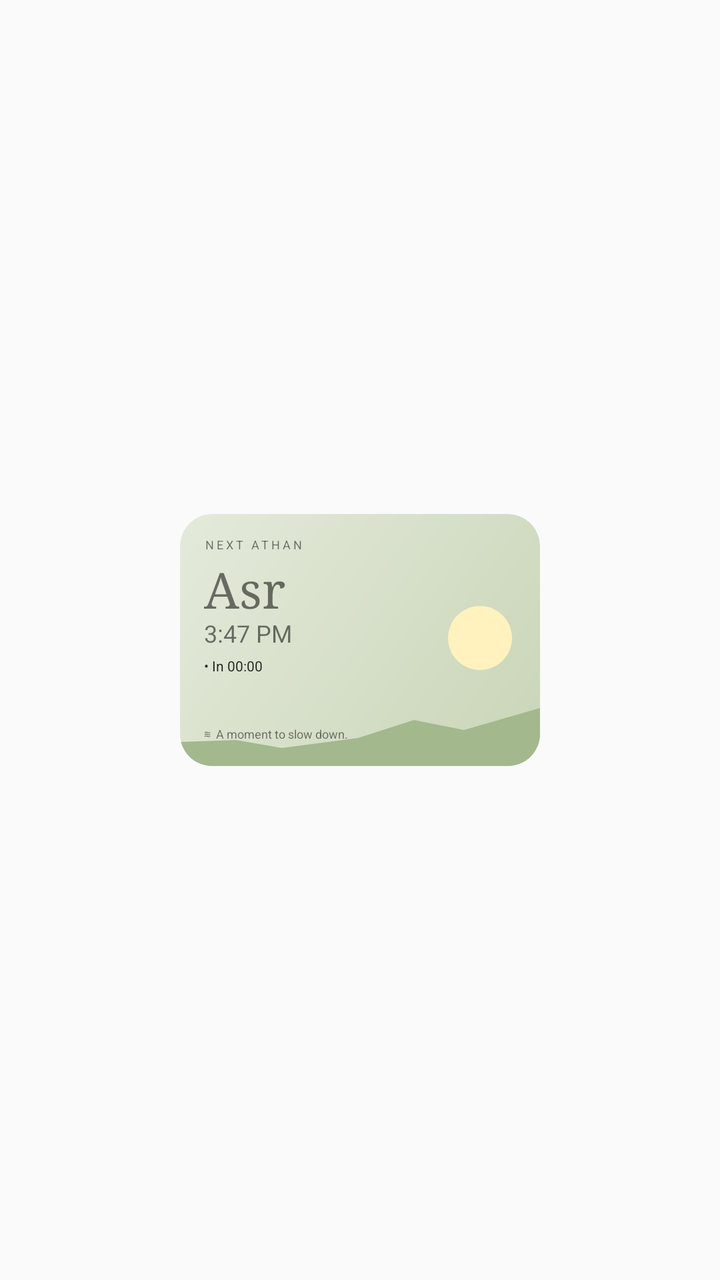
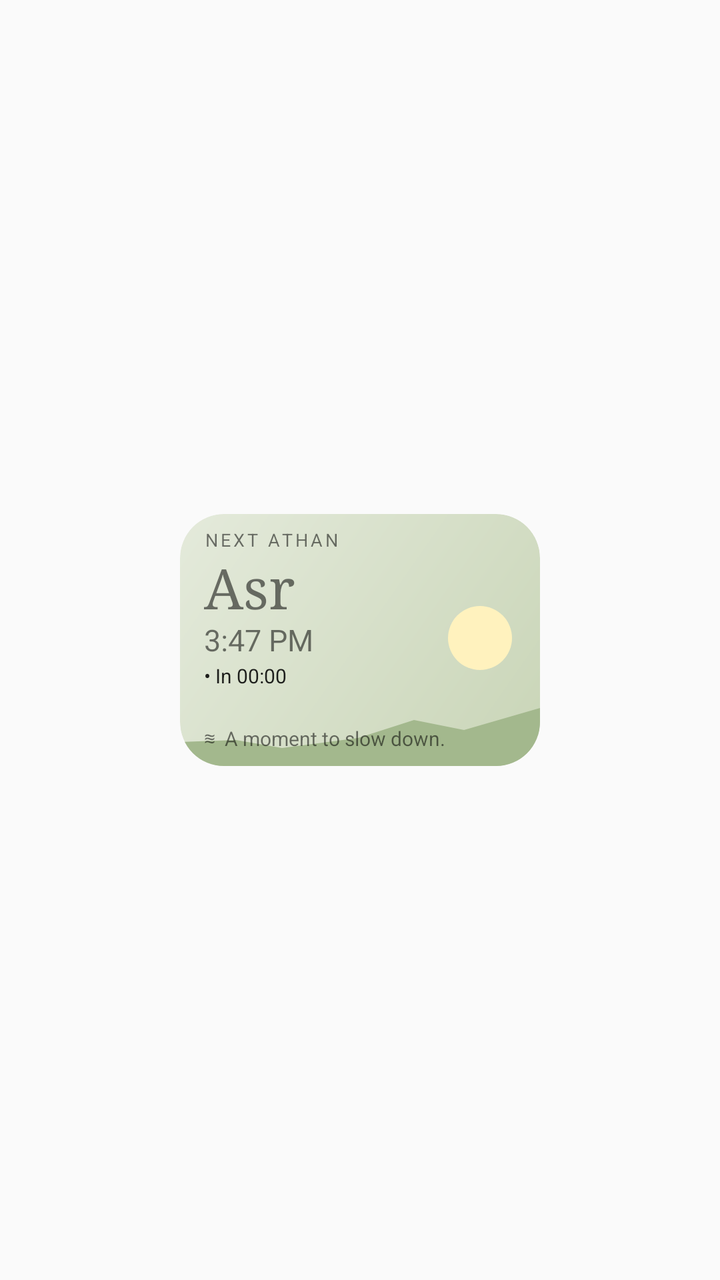

Two renders of the same Android screen: before a commit and after it. Below are the layout's source before the change and the commit's diff.
<!-- AndroidManifest.xml: application theme AppTheme -->
<!-- res/layout/prayer_widget.xml -->
<?xml version="1.0" encoding="utf-8"?>
<FrameLayout xmlns:android="http://schemas.android.com/apk/res/android" android:layout_width="match_parent" android:layout_height="match_parent">
 <FrameLayout android:id="@+id/widget_root" android:layout_width="180dp" android:layout_height="126dp" android:layout_gravity="center" android:background="@drawable/widget_asr" android:clipToOutline="true">
  <ImageView android:id="@+id/widget_scene" android:layout_width="match_parent" android:layout_height="match_parent" android:src="@drawable/widget_scene_day" android:scaleType="fitXY" android:importantForAccessibility="no" />
  <LinearLayout android:layout_width="match_parent" android:layout_height="match_parent" android:orientation="vertical" android:padding="12dp">
   <TextView android:id="@+id/widget_label" android:layout_width="wrap_content" android:layout_height="wrap_content" android:text="NEXT ATHAN" android:textSize="6sp" android:letterSpacing="0.22" android:includeFontPadding="false" />
   <TextView android:id="@+id/widget_prayer" android:layout_width="120dp" android:layout_height="wrap_content" android:layout_marginTop="5dp" android:text="Asr" android:textSize="25sp" android:fontFamily="serif" android:maxLines="1" android:ellipsize="end" android:includeFontPadding="false" />
   <TextView android:id="@+id/widget_time" android:layout_width="wrap_content" android:layout_height="wrap_content" android:text="3:47 PM" android:textSize="12sp" android:includeFontPadding="false" />
   <Chronometer android:id="@+id/widget_countdown" android:layout_width="wrap_content" android:layout_height="wrap_content" android:layout_marginTop="5dp" android:textSize="7sp" android:format="• In %s" android:includeFontPadding="false" />
   <TextView android:id="@+id/widget_location" android:layout_width="match_parent" android:layout_height="0dp" android:layout_weight="1" android:visibility="gone" />
  </LinearLayout>
  <TextView android:id="@+id/widget_reflection" android:layout_width="match_parent" android:layout_height="wrap_content" android:layout_gravity="bottom" android:layout_margin="12dp" android:text="≋  A moment to slow down." android:textSize="6sp" android:maxLines="1" android:includeFontPadding="false" />
 </FrameLayout>
</FrameLayout>
<!-- resources referenced by this layout -->
<resources>
  <!-- drawable widget_asr (drawable) -->
  <?xml version="1.0" encoding="utf-8"?>
  <shape xmlns:android="http://schemas.android.com/apk/res/android"><corners android:radius="16dp"/><gradient android:startColor="#E4EADB" android:endColor="#C9D5B7" android:angle="315"/></shape>
  <!-- drawable widget_scene_day (drawable) -->
  <vector xmlns:android="http://schemas.android.com/apk/res/android" android:width="180dp" android:height="126dp" android:viewportWidth="180" android:viewportHeight="126">
   <path android:fillColor="#FFF2BE" android:pathData="M150,46a16,16 0,1 0,0 32a16,16 0,1 0,0 -32" />
   <path android:fillColor="#A3B88D" android:pathData="M0,114L28,113L51,117L89,112L117,103L142,108L180,97L180,126L0,126Z" />
  </vector>
  <style name="AppTheme" parent="Theme.AppCompat.Light.DarkActionBar">
          
          <item name="colorPrimary">@color/colorPrimary</item>
          <item name="colorPrimaryDark">@color/colorPrimaryDark</item>
          <item name="colorAccent">@color/colorAccent</item>
      </style>
</resources>

<!-- the commit's change to res/layout/prayer_widget.xml (unified diff, before → after) -->
@@ -2,13 +2,13 @@
 <FrameLayout xmlns:android="http://schemas.android.com/apk/res/android" android:layout_width="match_parent" android:layout_height="match_parent">
  <FrameLayout android:id="@+id/widget_root" android:layout_width="180dp" android:layout_height="126dp" android:layout_gravity="center" android:background="@drawable/widget_asr" android:clipToOutline="true">
   <ImageView android:id="@+id/widget_scene" android:layout_width="match_parent" android:layout_height="match_parent" android:src="@drawable/widget_scene_day" android:scaleType="fitXY" android:importantForAccessibility="no" />
-  <LinearLayout android:layout_width="match_parent" android:layout_height="match_parent" android:orientation="vertical" android:padding="12dp">
-   <TextView android:id="@+id/widget_label" android:layout_width="wrap_content" android:layout_height="wrap_content" android:text="NEXT ATHAN" android:textSize="6sp" android:letterSpacing="0.22" android:includeFontPadding="false" />
-   <TextView android:id="@+id/widget_prayer" android:layout_width="120dp" android:layout_height="wrap_content" android:layout_marginTop="5dp" android:text="Asr" android:textSize="25sp" android:fontFamily="serif" android:maxLines="1" android:ellipsize="end" android:includeFontPadding="false" />
-   <TextView android:id="@+id/widget_time" android:layout_width="wrap_content" android:layout_height="wrap_content" android:text="3:47 PM" android:textSize="12sp" android:includeFontPadding="false" />
-   <Chronometer android:id="@+id/widget_countdown" android:layout_width="wrap_content" android:layout_height="wrap_content" android:layout_marginTop="5dp" android:textSize="7sp" android:format="• In %s" android:includeFontPadding="false" />
+  <LinearLayout android:layout_width="match_parent" android:layout_height="match_parent" android:orientation="vertical" android:paddingLeft="12dp" android:paddingRight="12dp" android:paddingTop="8dp" android:paddingBottom="8dp">
+   <TextView android:id="@+id/widget_label" android:layout_width="wrap_content" android:layout_height="wrap_content" android:text="NEXT ATHAN" android:textSize="9sp" android:letterSpacing="0.15" android:includeFontPadding="false" />
+   <TextView android:id="@+id/widget_prayer" android:layout_width="120dp" android:layout_height="wrap_content" android:layout_marginTop="3dp" android:text="Asr" android:textSize="28sp" android:fontFamily="serif" android:maxLines="1" android:ellipsize="end" android:includeFontPadding="false" />
+   <TextView android:id="@+id/widget_time" android:layout_width="wrap_content" android:layout_height="wrap_content" android:text="3:47 PM" android:textSize="15sp" android:includeFontPadding="false" />
+   <Chronometer android:id="@+id/widget_countdown" android:layout_width="wrap_content" android:layout_height="wrap_content" android:layout_marginTop="3dp" android:textSize="10sp" android:format="• In %s" android:includeFontPadding="false" />
    <TextView android:id="@+id/widget_location" android:layout_width="match_parent" android:layout_height="0dp" android:layout_weight="1" android:visibility="gone" />
   </LinearLayout>
-  <TextView android:id="@+id/widget_reflection" android:layout_width="match_parent" android:layout_height="wrap_content" android:layout_gravity="bottom" android:layout_margin="12dp" android:text="≋  A moment to slow down." android:textSize="6sp" android:maxLines="1" android:includeFontPadding="false" />
+  <TextView android:id="@+id/widget_reflection" android:layout_width="match_parent" android:layout_height="wrap_content" android:layout_gravity="bottom" android:layout_marginLeft="12dp" android:layout_marginRight="8dp" android:layout_marginBottom="7dp" android:text="≋  A moment to slow down." android:textSize="10sp" android:maxLines="1" android:includeFontPadding="false" />
  </FrameLayout>
 </FrameLayout>
<!-- resource entries referenced after the edit -->
@@ -2,7 +2,7 @@
 <resources>
   <!-- drawable widget_asr (drawable) -->
   <?xml version="1.0" encoding="utf-8"?>
-  <shape xmlns:android="http://schemas.android.com/apk/res/android"><corners android:radius="16dp"/><gradient android:startColor="#E4EADB" android:endColor="#C9D5B7" android:angle="315"/></shape>
+  <shape xmlns:android="http://schemas.android.com/apk/res/android"><corners android:radius="22dp"/><gradient android:startColor="#E4EADB" android:endColor="#C9D5B7" android:angle="315"/></shape>
   <!-- drawable widget_scene_day (drawable) -->
   <vector xmlns:android="http://schemas.android.com/apk/res/android" android:width="180dp" android:height="126dp" android:viewportWidth="180" android:viewportHeight="126">
    <path android:fillColor="#FFF2BE" android:pathData="M150,46a16,16 0,1 0,0 32a16,16 0,1 0,0 -32" />
